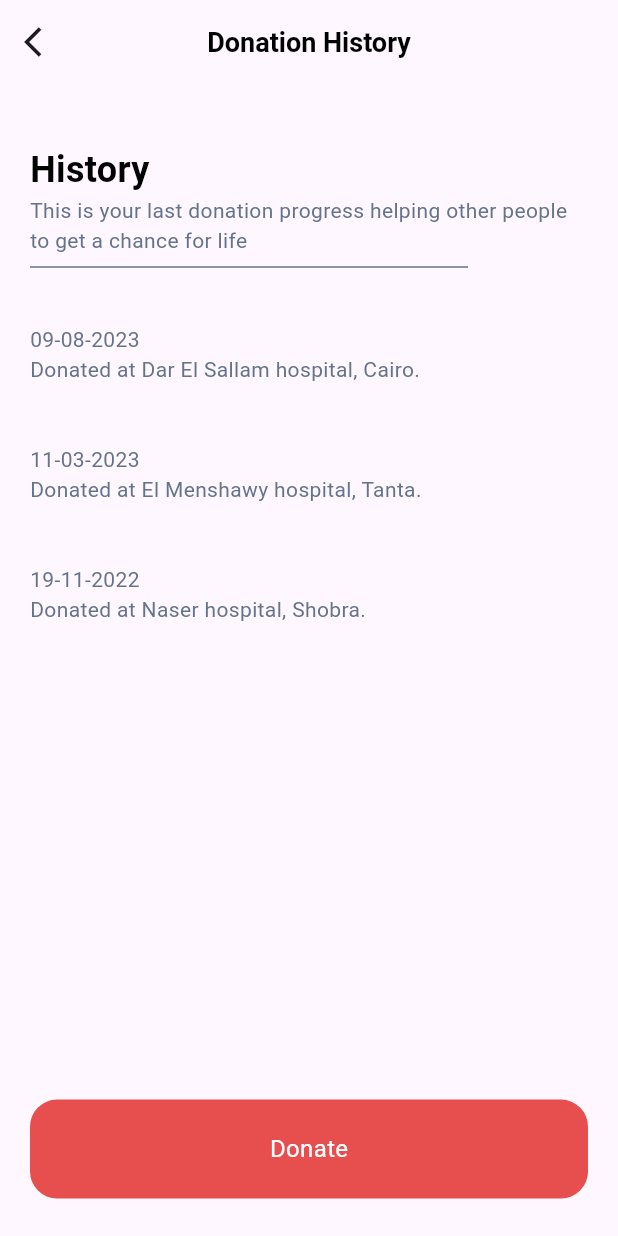
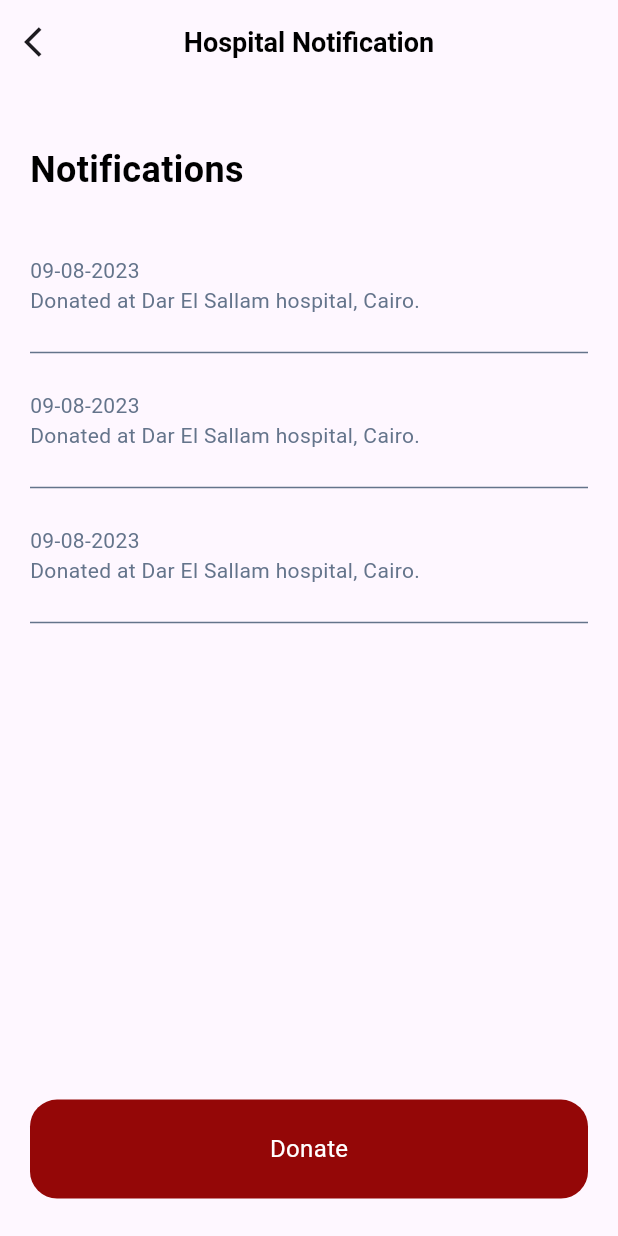
Before and after one commit to dragoncoder11/graduate-app, a Flutter app: the DonationHistory screen opened by its route, on a phone screen of 412 x 824 dp. Run offline on Flutter 3.47's test engine with Material 3 defaults, Android fonts, the phone set to English and light mode, and no system bars; our stand-ins replace flutter_otp_text_field, intl_phone_field; Roboto replaces fonts that are missing (Archivo, Arial).

Commit message:
fix login and notification

```diff
--- a/bloody/lib/core/utils/constants.dart
+++ b/bloody/lib/core/utils/constants.dart
@@ -1,6 +1,6 @@
 import 'package:flutter/material.dart';
 
 const Color kTextGreyColor=Color(0xff64748B);
-const Color kPrimaryColor=Color(0xffE74F4F);
+const Color kPrimaryColor=Color.fromARGB(255, 148, 7, 7);
 //const mediaHeight=MediaQuery.of(context).size.height;
 //const mediaHWidth=MediaQuery.of(context).size.width;
--- a/bloody/lib/features/donation/presentation/views/donation_history.dart
+++ b/bloody/lib/features/donation/presentation/views/donation_history.dart
@@ -9,7 +9,7 @@ class DonationHistory extends StatelessWidget {
   @override
   Widget build(BuildContext context) {
     return Scaffold(
-    appBar: AppBar(leading: IconButton(onPressed: (){Navigator.pop(context);}, icon:const Icon( Icons.arrow_back_ios)),elevation: 0,backgroundColor: Colors.transparent,title: Text('Donation History',style: Styles.styles18Bold,),centerTitle: true,),
+    appBar: AppBar(leading: IconButton(onPressed: (){Navigator.pop(context);}, icon:const Icon( Icons.arrow_back_ios)),elevation: 0,backgroundColor: Colors.transparent,title: Text('Hospital Notification',style: Styles.styles18Bold,),centerTitle: true,),
      body:const DonationHistoryBody() ,
     );
   }
--- a/bloody/lib/features/donation/presentation/views/widgets/donation_history_body.dart
+++ b/bloody/lib/features/donation/presentation/views/widgets/donation_history_body.dart
@@ -16,18 +16,17 @@ class DonationHistoryBody extends StatelessWidget {
             child: Column(crossAxisAlignment: CrossAxisAlignment.start,
             children: [
               const SizedBox(height: 40,),
-               Text('History',style: Styles.style24Bold,),
-               Text('This is your last donation progress helping other people to get a chance for life',style: Styles.style14,),
-               const Divider(color: kTextGreyColor,thickness: 1,endIndent: 80,),
-              const SizedBox(height: 30,),
-              Text('09-08-2023',style: Styles.style14,),
+               Text('Notifications',style: Styles.style24Bold,),
+               const SizedBox(height: 40,),
+               Text('09-08-2023',style: Styles.style14,),
               Text('Donated at Dar El Sallam hospital, Cairo.',style: Styles.style14,),
-              const SizedBox(height: 40,),
-              Text('11-03-2023',style: Styles.style14,),
-              Text('Donated at El Menshawy hospital, Tanta.',style: Styles.style14,),
-              const SizedBox(height: 40,),
-              Text('19-11-2022',style: Styles.style14,),
-              Text('Donated at Naser hospital, Shobra.',style: Styles.style14,),
+               const Divider(color: kTextGreyColor,thickness: 1,height: 50,),
+                 Text('09-08-2023',style: Styles.style14,),
+              Text('Donated at Dar El Sallam hospital, Cairo.',style: Styles.style14,),
+               const Divider(color: kTextGreyColor,thickness: 1,height: 50,),  Text('09-08-2023',style: Styles.style14,),
+              Text('Donated at Dar El Sallam hospital, Cairo.',style: Styles.style14,),
+               const Divider(color: kTextGreyColor,thickness: 1,height: 50,),
+
             ],),
           ),
            CustomButton(ontap: (){}, title: 'Donate'),
--- a/bloody/lib/features/register/presentation/views/login_page.dart
+++ b/bloody/lib/features/register/presentation/views/login_page.dart
@@ -1,5 +1,4 @@
 
-import 'package:bloody/core/utils/constants.dart';
 import 'package:bloody/features/register/presentation/widgets/login_page_body.dart';
 import 'package:flutter/material.dart';
 
@@ -10,7 +9,6 @@ class LoginPage extends StatelessWidget {
   @override
   Widget build(BuildContext context) {
     return const Scaffold(
-      backgroundColor: kPrimaryColor,
      body: LoginPageBody(),
     );
   }
--- a/bloody/lib/main.dart
+++ b/bloody/lib/main.dart
@@ -38,7 +38,7 @@ class BloodApp extends StatelessWidget {
         Home.id: (context) => const Home(),
         RegisterDonation.id: (context) => const RegisterDonation(),
       },
-      initialRoute: RegisterDonation.id,
+      initialRoute: DonationHistory.id,
     );
   }
 }
```
Also changed, not shown: bloody/lib/features/register/presentation/widgets/login_page_body.dart (+10 -14 lines).
